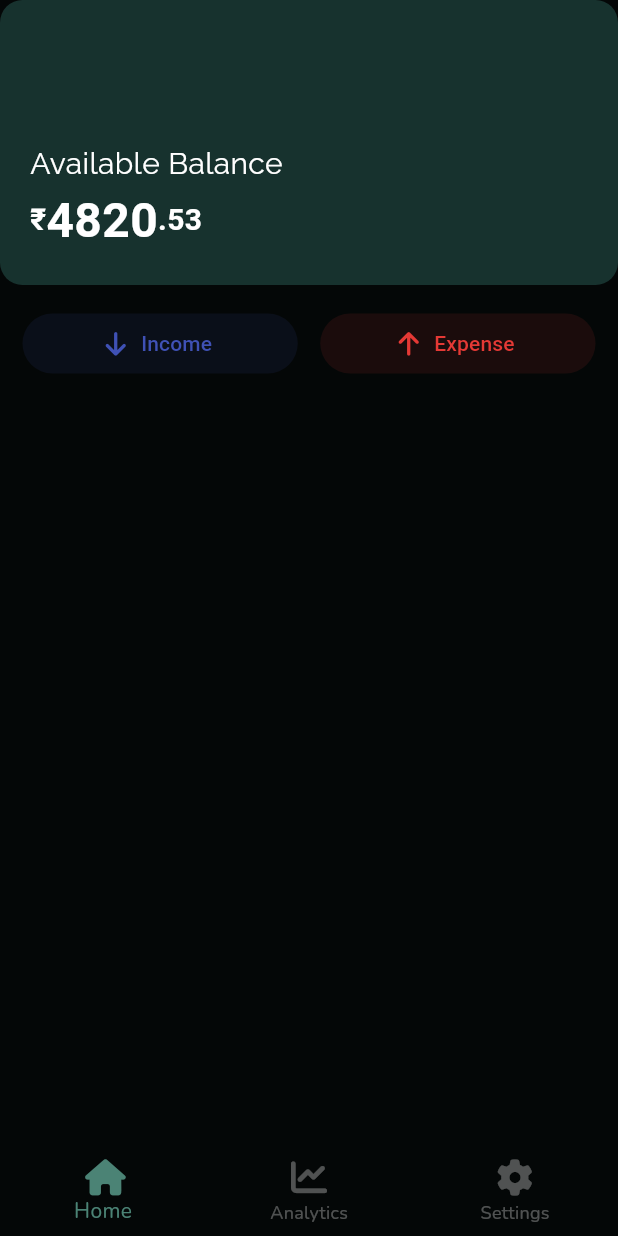
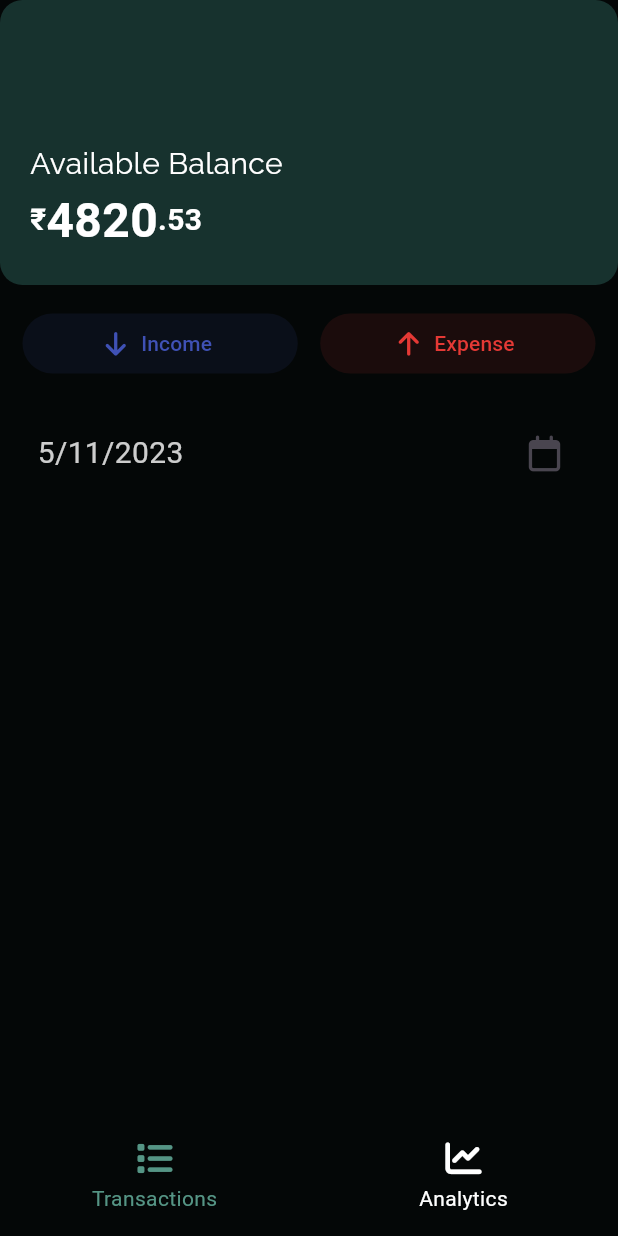
Before and after one commit to ShardulNalegave/wallet, a Flutter app: the screen it shows after launch, on a phone screen of 412 x 824 dp. Run offline on Flutter 3.47's test engine with Material 2 defaults, Android fonts, the phone set to English and light mode, and no system bars; our stand-ins replace flutter_hooks, flutter_riverpod, font_awesome_flutter, go_router, google_fonts, hooks_riverpod.

Commit message:
Working on UI

```diff
--- /dev/null
+++ b/lib/components/tabs.dart
@@ -0,0 +1,91 @@
+import 'package:flutter/material.dart';
+import 'package:hooks_riverpod/hooks_riverpod.dart';
+import 'package:wallet/theme.dart';
+
+class BottomTabBar extends StatefulHookConsumerWidget {
+  final List<BottomTab> children;
+  const BottomTabBar({
+    super.key,
+    required this.children,
+  });
+
+  @override
+  ConsumerState<ConsumerStatefulWidget> createState() => _BottomTabBarState();
+}
+
+class _BottomTabBarState extends ConsumerState<BottomTabBar> {
+  @override
+  Widget build(BuildContext context) {
+    return SizedBox(
+      width: MediaQuery.of(context).size.width,
+      child: Material(
+        color: AppTheme.secondaryColor,
+        child: Row(
+          mainAxisAlignment: MainAxisAlignment.center,
+          crossAxisAlignment: CrossAxisAlignment.center,
+          children: [
+            for (Widget child in widget.children) Expanded(child: child),
+          ],
+        ),
+      ),
+    );
+  }
+}
+
+class BottomTab extends StatefulHookConsumerWidget {
+  final String label;
+  final IconData icon;
+  final Function onTap;
+  final bool selected;
+  const BottomTab({
+    super.key,
+    required this.label,
+    required this.icon,
+    required this.selected,
+    required this.onTap,
+  });
+
+  @override
+  ConsumerState<ConsumerStatefulWidget> createState() => _BottomTabState();
+}
+
+class _BottomTabState extends ConsumerState<BottomTab> {
+  @override
+  Widget build(BuildContext context) {
+    return SizedBox(
+      width: MediaQuery.of(context).size.width,
+      child: Material(
+        color: AppTheme.secondaryColor,
+        child: InkWell(
+          highlightColor: Colors.transparent,
+          splashColor: AppTheme.primaryDark.withOpacity(0.1),
+          onTap: () => widget.onTap(),
+          child: Padding(
+            padding: const EdgeInsets.all(15.0),
+            child: Center(
+              child: Column(
+                children: [
+                  Icon(
+                    widget.icon,
+                    color: widget.selected
+                        ? AppTheme.primaryLight.withOpacity(0.8)
+                        : Colors.white,
+                  ),
+                  const SizedBox(height: 5.0),
+                  Text(
+                    widget.label,
+                    style: AppTheme.monospaceFont.copyWith(
+                      color: widget.selected
+                          ? AppTheme.primaryLight.withOpacity(0.8)
+                          : Colors.white,
+                    ),
+                  ),
+                ],
+              ),
+            ),
+          ),
+        ),
+      ),
+    );
+  }
+}
--- a/lib/main.dart
+++ b/lib/main.dart
@@ -1,9 +1,10 @@
 import 'package:flutter/material.dart';
+import 'package:flutter_riverpod/flutter_riverpod.dart';
 import 'package:wallet/router.dart';
 import 'package:wallet/theme.dart';
 
 void main() {
-  runApp(const Wallet());
+  runApp(const ProviderScope(child: Wallet()));
 }
 
 class Wallet extends StatelessWidget {
--- a/lib/views/home.dart
+++ b/lib/views/home.dart
@@ -1,19 +1,25 @@
 import 'package:flutter/material.dart';
 import 'package:flutter/services.dart';
+import 'package:flutter_hooks/flutter_hooks.dart';
 import 'package:font_awesome_flutter/font_awesome_flutter.dart';
 import 'package:hooks_riverpod/hooks_riverpod.dart';
+import 'package:wallet/components/tabs.dart';
 import 'package:wallet/theme.dart';
+import 'package:wallet/views/home/analytics.dart';
+import 'package:wallet/views/home/transactions.dart';
 
-class HomeView extends StatefulHookConsumerWidget {
+enum HomeViewTabs {
+  transactions,
+  analytics,
+}
+
+class HomeView extends HookConsumerWidget {
   const HomeView({super.key});
 
   @override
-  ConsumerState<ConsumerStatefulWidget> createState() => _HomeViewState();
-}
+  Widget build(BuildContext context, WidgetRef ref) {
+    final selectedTab = useState(HomeViewTabs.transactions);
 
-class _HomeViewState extends ConsumerState<HomeView> {
-  @override
-  Widget build(BuildContext context) {
     SystemChrome.setSystemUIOverlayStyle(const SystemUiOverlayStyle(
       systemNavigationBarColor: AppTheme.secondaryColor,
       systemNavigationBarIconBrightness: Brightness.light,
@@ -123,24 +129,27 @@ class _HomeViewState extends ConsumerState<HomeView> {
               const SizedBox(width: 15.0),
             ],
           ),
-        ],
-      ),
-      bottomNavigationBar: BottomNavigationBar(
-        backgroundColor: AppTheme.secondaryColor,
-        selectedItemColor: AppTheme.primaryLight,
-        unselectedItemColor: Colors.white.withOpacity(0.3),
-        items: const [
-          BottomNavigationBarItem(
-            icon: Icon(FontAwesomeIcons.house),
-            label: 'Home',
+          Expanded(
+            child: switch (selectedTab.value) {
+              HomeViewTabs.transactions => const HomeViewTransactionsTab(),
+              HomeViewTabs.analytics => const HomeViewAnalyticsTab(),
+            },
           ),
-          BottomNavigationBarItem(
-            icon: Icon(FontAwesomeIcons.chartLine),
-            label: 'Analytics',
-          ),
-          BottomNavigationBarItem(
-            icon: Icon(FontAwesomeIcons.gear),
-            label: 'Settings',
+          BottomTabBar(
+            children: [
+              BottomTab(
+                label: 'Transactions',
+                icon: FontAwesomeIcons.list,
+                selected: selectedTab.value == HomeViewTabs.transactions,
+                onTap: () => selectedTab.value = HomeViewTabs.transactions,
+              ),
+              BottomTab(
+                label: 'Analytics',
+                icon: FontAwesomeIcons.chartLine,
+                selected: selectedTab.value == HomeViewTabs.analytics,
+                onTap: () => selectedTab.value = HomeViewTabs.analytics,
+              ),
+            ],
           ),
         ],
       ),
--- /dev/null
+++ b/lib/views/home/analytics.dart
@@ -0,0 +1,12 @@
+import 'package:flutter/material.dart';
+import 'package:hooks_riverpod/hooks_riverpod.dart';
+
+class HomeViewAnalyticsTab extends HookConsumerWidget {
+  const HomeViewAnalyticsTab({super.key});
+  @override
+  Widget build(BuildContext context, WidgetRef ref) {
+    return const Center(
+      child: Text('Analytics'),
+    );
+  }
+}
--- /dev/null
+++ b/lib/views/home/transactions.dart
@@ -0,0 +1,50 @@
+import 'package:flutter/material.dart';
+import 'package:flutter_hooks/flutter_hooks.dart';
+import 'package:font_awesome_flutter/font_awesome_flutter.dart';
+import 'package:hooks_riverpod/hooks_riverpod.dart';
+import 'package:wallet/theme.dart';
+
+class HomeViewTransactionsTab extends HookConsumerWidget {
+  const HomeViewTransactionsTab({super.key});
+  @override
+  Widget build(BuildContext context, WidgetRef ref) {
+    final selectedDate = useState(DateTime.now());
+
+    return Column(
+      mainAxisAlignment: MainAxisAlignment.start,
+      crossAxisAlignment: CrossAxisAlignment.start,
+      children: [
+        Padding(
+          padding: const EdgeInsets.all(25.0),
+          child: Row(
+            mainAxisAlignment: MainAxisAlignment.start,
+            crossAxisAlignment: CrossAxisAlignment.center,
+            children: [
+              Text(
+                '${selectedDate.value.day}/${selectedDate.value.month}/${selectedDate.value.year}',
+                style: AppTheme.monospaceFont.copyWith(
+                  fontSize: 20.0,
+                  color: Colors.white.withOpacity(0.8),
+                ),
+              ),
+              const Spacer(),
+              IconButton(
+                padding: EdgeInsets.zero,
+                onPressed: () async {
+                  final date = await showDatePicker(
+                    context: context,
+                    initialDate: selectedDate.value,
+                    firstDate: DateTime(2021),
+                    lastDate: DateTime.now(),
+                  );
+                  if (date != null) selectedDate.value = date;
+                },
+                icon: const Icon(FontAwesomeIcons.calendar),
+              )
+            ],
+          ),
+        ),
+      ],
+    );
+  }
+}
```
